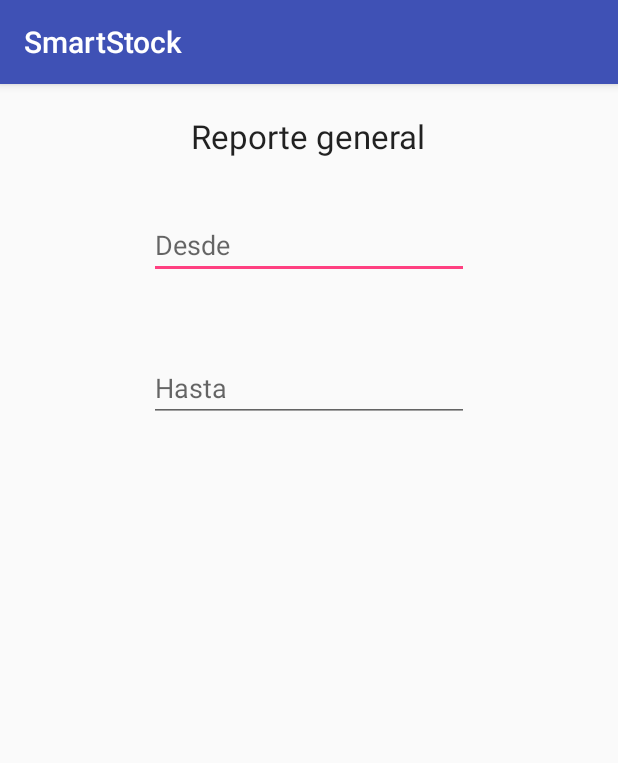
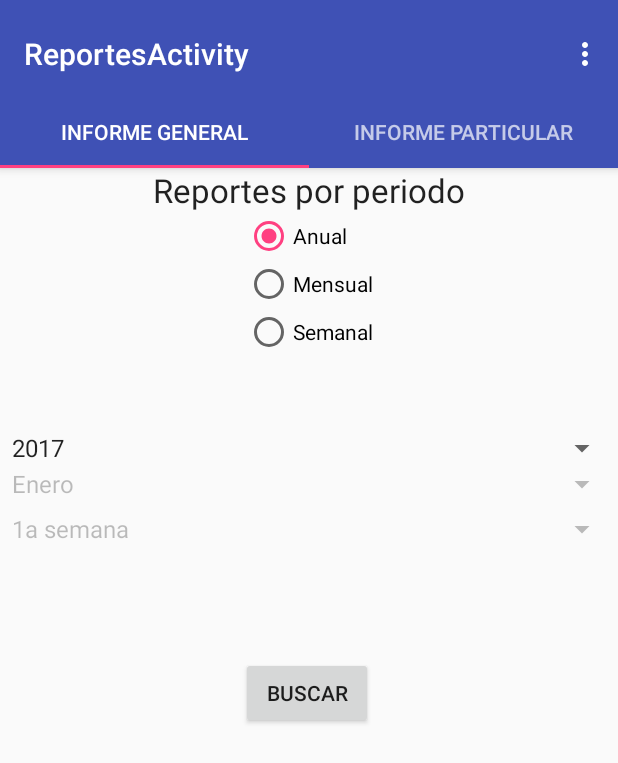
Before and after one commit to andreandyp/SmartStock, an Android app: the ReportesActivity screen opened directly, with no data from a screen before it, on a phone screen of 412 x 824 dp. Shown: the top 763 px of the screen. Run offline under Robolectric (Android 15) with nearby library versions, the phone set to English and light mode, and no system bars.

Commit message:
Sección de reportes mejorada

```diff
--- a/app/build.gradle
+++ b/app/build.gradle
@@ -27,5 +27,6 @@ dependencies {
     compile 'com.android.support:appcompat-v7:25.3.1'
     compile 'com.android.support.constraint:constraint-layout:1.0.2'
     compile 'com.android.support:support-v4:25.3.1'
+    compile 'com.android.support:design:25.3.1'
     testCompile 'junit:junit:4.12'
 }
--- a/app/src/main/AndroidManifest.xml
+++ b/app/src/main/AndroidManifest.xml
@@ -16,7 +16,10 @@
                 <category android:name="android.intent.category.LAUNCHER" />
             </intent-filter>
         </activity>
-        <activity android:name=".ReportesActivity"></activity>
+        <activity
+            android:name=".ReportesActivity"
+            android:label="@string/title_activity_reportes"
+            android:theme="@style/AppTheme.NoActionBar" />
     </application>
 
 </manifest>
--- /dev/null
+++ b/app/src/main/java/com/smartstock/GeneralFragment.java
@@ -0,0 +1,76 @@
+package com.smartstock;
+
+
+import android.os.Bundle;
+import android.support.v4.app.Fragment;
+import android.view.LayoutInflater;
+import android.view.View;
+import android.view.ViewGroup;
+import android.widget.Button;
+import android.widget.RadioButton;
+import android.widget.Spinner;
+
+
+public class GeneralFragment extends Fragment {
+    private Spinner mes,dia;
+    private RadioButton anual,mensual,semanal;
+    public GeneralFragment() {
+        // Required empty public constructor
+    }
+    /*@Override
+    public void onCreate(Bundle savedInstanceState) {
+        super.onCreate(savedInstanceState);
+    }*/
+
+    @Override
+    public View onCreateView(LayoutInflater inflater, ViewGroup container, Bundle savedInstanceState) {
+        return inflater.inflate(R.layout.fragment_general, container, false);
+    }
+
+    @Override
+    public void onViewCreated(View view, Bundle savedInstanceState) {
+        mes = (Spinner) getView().findViewById(R.id.mes);
+        dia = (Spinner) getView().findViewById(R.id.dia);
+        anual = (RadioButton) getView().findViewById(R.id.anual);
+        mensual = (RadioButton) getView().findViewById(R.id.mensual);
+        semanal = (RadioButton) getView().findViewById(R.id.semanal);
+        anual.setOnClickListener(new View.OnClickListener() {
+            @Override
+            public void onClick(View v) {
+                cambiarPeriodo(v);
+            }
+        });
+        mensual.setOnClickListener(new View.OnClickListener() {
+            @Override
+            public void onClick(View v) {
+                cambiarPeriodo(v);
+            }
+        });
+        semanal.setOnClickListener(new View.OnClickListener() {
+            @Override
+            public void onClick(View v) {
+                cambiarPeriodo(v);
+            }
+        });
+        mes.setEnabled(false);
+        dia.setEnabled(false);
+
+    }
+
+    public void cambiarPeriodo(View view){
+        switch(view.getId()){
+            case R.id.anual:
+                mes.setEnabled(false);
+                dia.setEnabled(false);
+                break;
+            case R.id.mensual:
+                mes.setEnabled(true);
+                dia.setEnabled(false);
+                break;
+            case R.id.semanal:
+                mes.setEnabled(true);
+                dia.setEnabled(true);
+        }
+    }
+
+}
--- /dev/null
+++ b/app/src/main/java/com/smartstock/ParticularFragment.java
@@ -0,0 +1,26 @@
+package com.smartstock;
+
+
+import android.os.Bundle;
+import android.support.v4.app.Fragment;
+import android.view.LayoutInflater;
+import android.view.View;
+import android.view.ViewGroup;
+
+
+/**
+ * A simple {@link Fragment} subclass.
+ */
+public class ParticularFragment extends Fragment {
+
+
+    public ParticularFragment() {
+        // Required empty public constructor
+    }
+
+    @Override
+    public View onCreateView(LayoutInflater inflater, ViewGroup container, Bundle savedInstanceState) {
+        return inflater.inflate(R.layout.fragment_particular, container, false);
+    }
+
+}
--- a/app/src/main/java/com/smartstock/ReportesActivity.java
+++ b/app/src/main/java/com/smartstock/ReportesActivity.java
@@ -1,24 +1,128 @@
 package com.smartstock;
 
-import android.support.v4.app.DialogFragment;
+import android.support.design.widget.TabLayout;
+import android.support.design.widget.FloatingActionButton;
+import android.support.design.widget.Snackbar;
 import android.support.v7.app.AppCompatActivity;
+import android.support.v7.widget.Toolbar;
+
+import android.support.v4.app.Fragment;
+import android.support.v4.app.FragmentManager;
+import android.support.v4.app.FragmentPagerAdapter;
+import android.support.v4.view.ViewPager;
 import android.os.Bundle;
+import android.view.LayoutInflater;
+import android.view.Menu;
+import android.view.MenuItem;
 import android.view.View;
-import android.widget.DatePicker;
+import android.view.ViewGroup;
+
+import android.widget.RadioButton;
+import android.widget.Spinner;
+import android.widget.TextView;
 
 public class ReportesActivity extends AppCompatActivity {
+
+    /**
+     * The {@link android.support.v4.view.PagerAdapter} that will provide
+     * fragments for each of the sections. We use a
+     * {@link FragmentPagerAdapter} derivative, which will keep every
+     * loaded fragment in memory. If this becomes too memory intensive, it
+     * may be best to switch to a
+     * {@link android.support.v4.app.FragmentStatePagerAdapter}.
+     */
+    private SectionsPagerAdapter mSectionsPagerAdapter;
+
+    /**
+     * The {@link ViewPager} that will host the section contents.
+     */
+    private ViewPager mViewPager;
 
     @Override
     protected void onCreate(Bundle savedInstanceState) {
         super.onCreate(savedInstanceState);
         setContentView(R.layout.activity_reportes);
+
+        Toolbar toolbar = (Toolbar) findViewById(R.id.toolbar);
+        setSupportActionBar(toolbar);
+        // Create the adapter that will return a fragment for each of the three
+        // primary sections of the activity.
+        mSectionsPagerAdapter = new SectionsPagerAdapter(getSupportFragmentManager());
+
+        // Set up the ViewPager with the sections adapter.
+        mViewPager = (ViewPager) findViewById(R.id.container);
+        mViewPager.setAdapter(mSectionsPagerAdapter);
+
+        TabLayout tabLayout = (TabLayout) findViewById(R.id.tabs);
+        tabLayout.setupWithViewPager(mViewPager);
+
     }
 
-    public void mostrarDatePicker(View view){
-        Bundle args = new Bundle();
-        args.putInt("boton",view.getId());
-        DialogFragment fragment = new FechaHoraFragment();
-        fragment.setArguments(args);
-        fragment.show(getSupportFragmentManager(), "datePicker");
+
+    @Override
+    public boolean onCreateOptionsMenu(Menu menu) {
+        // Inflate the menu; this adds items to the action bar if it is present.
+        getMenuInflater().inflate(R.menu.menu_reportes, menu);
+        return true;
+    }
+
+    @Override
+    public boolean onOptionsItemSelected(MenuItem item) {
+        // Handle action bar item clicks here. The action bar will
+        // automatically handle clicks on the Home/Up button, so long
+        // as you specify a parent activity in AndroidManifest.xml.
+        int id = item.getItemId();
+
+        //noinspection SimplifiableIfStatement
+        if (id == R.id.action_settings) {
+            return true;
+        }
+
+        return super.onOptionsItemSelected(item);
+    }
+
+    /**
+     * A placeholder fragment containing a simple view.
+     */
+
+    /**
+     * A {@link FragmentPagerAdapter} that returns a fragment corresponding to
+     * one of the sections/tabs/pages.
+     */
+    public class SectionsPagerAdapter extends FragmentPagerAdapter {
+
+        public SectionsPagerAdapter(FragmentManager fm) {
+            super(fm);
+        }
+
+        @Override
+        public Fragment getItem(int position) {
+            switch(position){
+                case 0:
+                    GeneralFragment general = new GeneralFragment();
+                    return general;
+                case 1:
+                    ParticularFragment particular = new ParticularFragment();
+                    return particular;
+                default:
+                    return null;
+            }
+        }
+
+        @Override
+        public int getCount() {
+            return 2;
+        }
+
+        @Override
+        public CharSequence getPageTitle(int position) {
+            switch (position) {
+                case 0:
+                    return "Informe general";
+                case 1:
+                    return "Informe particular";
+            }
+            return null;
+        }
     }
 }
--- a/app/src/main/res/layout/activity_reportes.xml
+++ b/app/src/main/res/layout/activity_reportes.xml
@@ -1,45 +1,41 @@
 <?xml version="1.0" encoding="utf-8"?>
-<RelativeLayout xmlns:android="http://schemas.android.com/apk/res/android"
+<android.support.design.widget.CoordinatorLayout xmlns:android="http://schemas.android.com/apk/res/android"
     xmlns:app="http://schemas.android.com/apk/res-auto"
     xmlns:tools="http://schemas.android.com/tools"
+    android:id="@+id/main_content"
     android:layout_width="match_parent"
     android:layout_height="match_parent"
+    android:fitsSystemWindows="true"
     tools:context="com.smartstock.ReportesActivity">
 
-    <TextView
-        android:id="@+id/textView"
-        android:layout_width="wrap_content"
+    <android.support.design.widget.AppBarLayout
+        android:id="@+id/appbar"
+        android:layout_width="match_parent"
         android:layout_height="wrap_content"
-        android:layout_marginTop="20dp"
-        android:text="Reporte general"
-        android:textAppearance="@android:style/TextAppearance.Large"
-        tools:layout_editor_absoluteX="160dp"
-        tools:layout_editor_absoluteY="34dp"
-        android:layout_alignParentTop="true"
-        android:layout_centerHorizontal="true" />
+        android:paddingTop="@dimen/appbar_padding_top"
+        android:theme="@style/AppTheme.AppBarOverlay">
 
-    <EditText
-        android:id="@+id/desde"
-        android:onClick="mostrarDatePicker"
-        android:layout_width="wrap_content"
-        android:layout_height="wrap_content"
-        android:layout_marginTop="35dp"
-        android:ems="10"
-        android:hint="Desde"
-        android:inputType="date"
-        android:layout_below="@+id/textView"
-        android:layout_centerHorizontal="true" />
+        <android.support.v7.widget.Toolbar
+            android:id="@+id/toolbar"
+            android:layout_width="match_parent"
+            android:layout_height="?attr/actionBarSize"
+            android:background="?attr/colorPrimary"
+            app:layout_scrollFlags="scroll|enterAlways"
+            app:popupTheme="@style/AppTheme.PopupOverlay">
 
-    <EditText
-        android:id="@+id/hasta"
-        android:onClick="mostrarDatePicker"
-        android:layout_width="wrap_content"
-        android:layout_height="wrap_content"
-        android:layout_alignStart="@+id/desde"
-        android:layout_below="@+id/desde"
-        android:layout_marginTop="50dp"
-        android:ems="10"
-        android:hint="Hasta"
-        android:inputType="date" />
+        </android.support.v7.widget.Toolbar>
 
-</RelativeLayout>
+        <android.support.design.widget.TabLayout
+            android:id="@+id/tabs"
+            android:layout_width="match_parent"
+            android:layout_height="wrap_content" />
+
+    </android.support.design.widget.AppBarLayout>
+
+    <android.support.v4.view.ViewPager
+        android:id="@+id/container"
+        android:layout_width="match_parent"
+        android:layout_height="match_parent"
+        app:layout_behavior="@string/appbar_scrolling_view_behavior" />
+
+</android.support.design.widget.CoordinatorLayout>
--- /dev/null
+++ b/app/src/main/res/layout/fragment_general.xml
@@ -0,0 +1,75 @@
+<RelativeLayout xmlns:android="http://schemas.android.com/apk/res/android"
+    xmlns:tools="http://schemas.android.com/tools"
+    android:layout_width="match_parent"
+    android:layout_height="match_parent"
+    tools:context="com.smartstock.GeneralFragment">
+
+    <TextView
+        android:id="@+id/titulo"
+        android:layout_width="wrap_content"
+        android:layout_height="wrap_content"
+        android:layout_alignParentTop="true"
+        android:layout_centerHorizontal="true"
+        android:text="Reportes por periodo"
+        android:textAppearance="@android:style/TextAppearance.Large" />
+
+    <RadioGroup
+        android:layout_width="wrap_content"
+        android:layout_height="wrap_content"
+        android:layout_below="@+id/titulo"
+        android:layout_centerHorizontal="true"
+        android:id="@+id/radioGroup">
+        <RadioButton
+            android:id="@+id/anual"
+            android:checked="true"
+            android:layout_width="wrap_content"
+            android:layout_height="wrap_content"
+            android:text="Anual"/>
+        <RadioButton
+            android:id="@+id/mensual"
+            android:layout_width="wrap_content"
+            android:layout_height="wrap_content"
+            android:text="Mensual"/>
+        <RadioButton
+            android:id="@+id/semanal"
+            android:layout_width="wrap_content"
+            android:layout_height="wrap_content"
+            android:text="Semanal"/>
+    </RadioGroup>
+
+    <Spinner
+        android:id="@+id/año"
+        android:entries="@array/años"
+        android:layout_width="match_parent"
+        android:layout_height="wrap_content"
+        android:layout_above="@+id/mes"
+        android:layout_alignParentStart="true" />
+
+    <Spinner
+        android:id="@+id/mes"
+        android:entries="@array/meses"
+        android:layout_width="match_parent"
+        android:layout_height="wrap_content"
+        android:layout_alignBottom="@+id/dia"
+        android:layout_alignParentStart="true"
+        android:layout_marginBottom="30dp" />
+
+    <Spinner
+        android:id="@+id/dia"
+        android:entries="@array/semanas"
+        android:layout_width="match_parent"
+        android:layout_height="wrap_content"
+        android:layout_below="@+id/radioGroup"
+        android:layout_alignParentStart="true"
+        android:layout_marginTop="103dp" />
+
+    <Button
+        android:id="@+id/button"
+        android:layout_width="wrap_content"
+        android:layout_height="wrap_content"
+        android:layout_alignEnd="@+id/radioGroup"
+        android:layout_below="@+id/mes"
+        android:layout_marginTop="73dp"
+        android:text="Buscar" />
+
+</RelativeLayout>
--- /dev/null
+++ b/app/src/main/res/menu/menu_reportes.xml
@@ -0,0 +1,10 @@
+<menu xmlns:android="http://schemas.android.com/apk/res/android"
+    xmlns:app="http://schemas.android.com/apk/res-auto"
+    xmlns:tools="http://schemas.android.com/tools"
+    tools:context="com.smartstock.ReportesActivity">
+    <item
+        android:id="@+id/action_settings"
+        android:orderInCategory="100"
+        android:title="@string/action_settings"
+        app:showAsAction="never" />
+</menu>
--- /dev/null
+++ b/app/src/main/res/values-w820dp/dimens.xml
@@ -0,0 +1,6 @@
+<resources>
+    <!-- Example customization of dimensions originally defined in res/values/dimens.xml
+         (such as screen margins) for screens with more than 820dp of available width. This
+         would include 7" and 10" devices in landscape (~960dp and ~1280dp respectively). -->
+    <dimen name="activity_horizontal_margin">64dp</dimen>
+</resources>
--- a/app/src/main/res/values/strings.xml
+++ b/app/src/main/res/values/strings.xml
@@ -2,5 +2,54 @@
     <string name="app_name">SmartStock</string>
 
     <!-- TODO: Remove or change this placeholder text -->
-    <string name="hello_blank_fragment">Hello blank fragment</string>
+    <string name="title_activity_reportes">ReportesActivity</string>
+    <string name="action_settings">Opciones</string>
+
+    <string-array name="años">
+        <item>2017</item>
+        <item>2016</item>
+        <item>2015</item>
+        <item>2014</item>
+        <item>2013</item>
+        <item>2012</item>
+        <item>2011</item>
+        <item>2010</item>
+    </string-array>
+
+    <string-array name="meses">
+        <item>Enero</item>
+        <item>Febrero</item>
+        <item>Marzo</item>
+        <item>Abril</item>
+        <item>Mayo</item>
+        <item>Junio</item>
+        <item>Julio</item>
+        <item>Agosto</item>
+        <item>Septiembre</item>
+        <item>Octubre</item>
+        <item>Noviembre</item>
+        <item>Diciembre</item>
+    </string-array>
+
+    <string-array name="semanas">
+        <item>1a semana</item>
+        <item>2a semana</item>
+        <item>3a semana</item>
+        <item>4a semana</item>
+        <item>5a semana</item>
+    </string-array>
+
+    <string-array name="categorias">
+        <item>ID</item>
+        <item>Descripción</item>
+        <item>Existencia</item>
+        <item>Marca</item>
+        <item>Modelo</item>
+        <item>Tamaño de pantalla</item>
+        <item>RAM</item>
+        <item>Procesador</item>
+        <item>Almacenamiento</item>
+        <item>Sistema operativo</item>
+        <item>Tipo</item>
+    </string-array>
 </resources>
--- a/app/src/main/res/values/styles.xml
+++ b/app/src/main/res/values/styles.xml
@@ -8,4 +8,13 @@
         <item name="colorAccent">@color/colorAccent</item>
     </style>
 
+    <style name="AppTheme.NoActionBar">
+        <item name="windowActionBar">false</item>
+        <item name="windowNoTitle">true</item>
+    </style>
+
+    <style name="AppTheme.AppBarOverlay" parent="ThemeOverlay.AppCompat.Dark.ActionBar" />
+
+    <style name="AppTheme.PopupOverlay" parent="ThemeOverlay.AppCompat.Light" />
+
 </resources>
```
Also changed, not shown: app/src/main/java/com/smartstock/FechaHoraFragment.java (deleted, +0 -47 lines), app/src/main/res/layout/fragment_particular.xml (added, +43 -0 lines), app/src/main/res/values/dimens.xml (added, +7 -0 lines).
